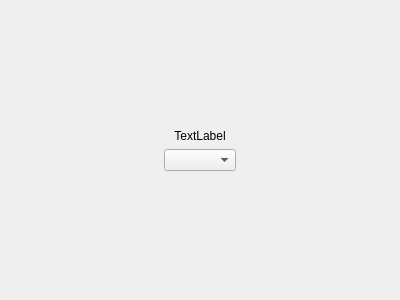
Above: TP2/Synthesis/Program/GUIs/TrackInfo/TrackInfo.ui from AlanVek/ASSD before the change. Below: the same form after it.
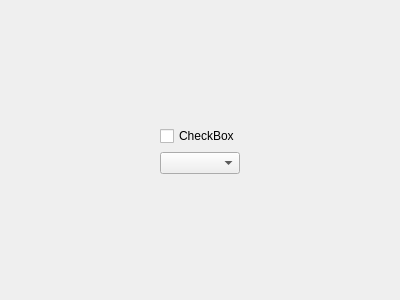
That is the form after the change.

Commit message: Added possibility of skipping tracks

Diff of the .ui file:
```diff
--- a/TP2/Synthesis/Program/GUIs/TrackInfo/TrackInfo.ui
+++ b/TP2/Synthesis/Program/GUIs/TrackInfo/TrackInfo.ui
@@ -17,13 +17,10 @@
    <item alignment="Qt::AlignHCenter|Qt::AlignVCenter">
     <widget class="QFrame" name="Full_Frame">
      <layout class="QVBoxLayout" name="verticalLayout">
-      <item>
-       <widget class="QLabel" name="Track_Label">
+      <item alignment="Qt::AlignHCenter">
+       <widget class="QCheckBox" name="Track_Label">
         <property name="text">
-         <string>TextLabel</string>
-        </property>
-        <property name="alignment">
-         <set>Qt::AlignCenter</set>
+         <string>CheckBox</string>
         </property>
        </widget>
       </item>
```
The commit also changes 3 other files.
